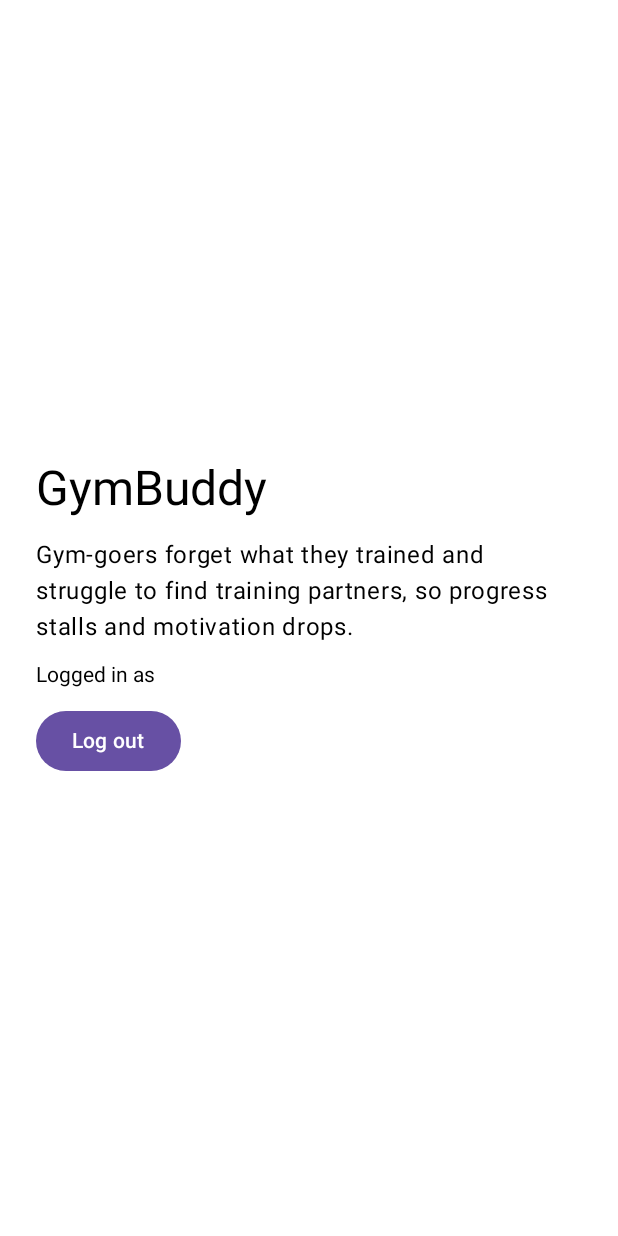
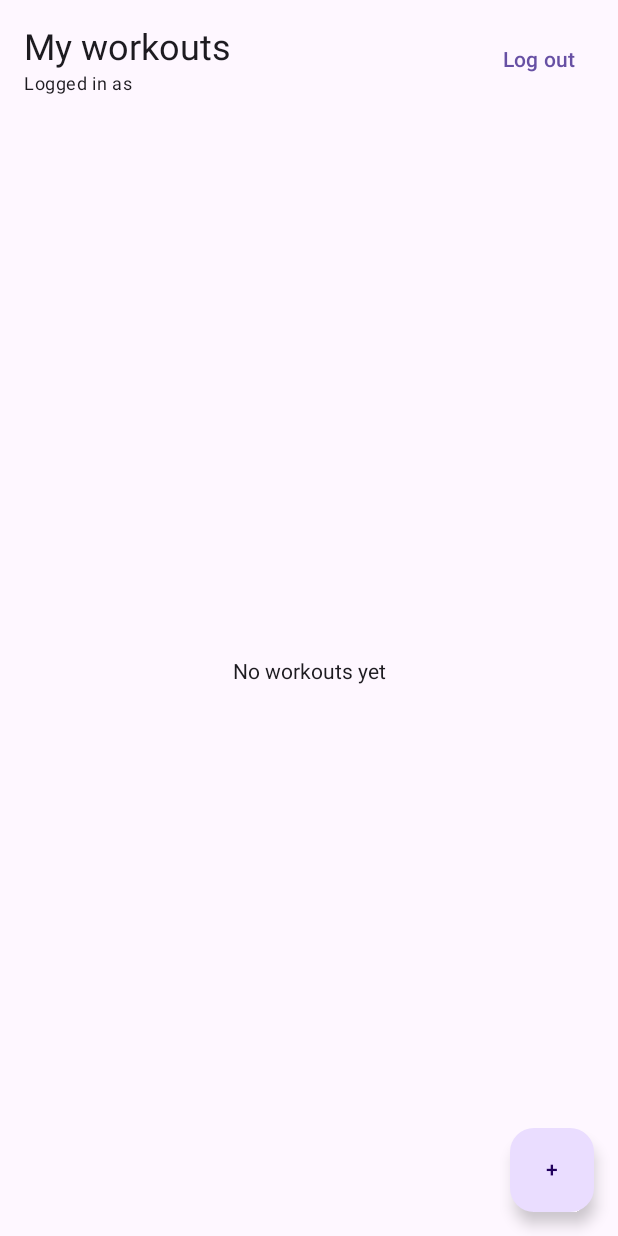
Before and after one commit to Ozodiy/gymbuddy-app, an Android app built with Jetpack Compose: the composable AppNavHost shown on its own in the app's theme, on a phone screen of 412 x 824 dp. Run offline under Robolectric (Android 15) with nearby library versions, the phone set to English and light mode, and no system bars; our stand-ins replace Firebase (no records; nobody signed in at launch, a user with empty details on screens opened directly).

Commit message:
feat(ui): live workout list, create/edit form and delete with confirmation (R5-R7)
- List replaces the temporary home screen: only my workouts, live updates, loading and error
  states, Add and Log out actions, tap opens the form
- One form route for create and edit; type picked from the backend list; validation with field
  errors; Save disabled while saving; invalid input never reaches the repository
- Delete from the list with a confirmation dialog that names the workout and a snackbar after
- Navigation: workouts and edit?id={id} routes, safer auth-state redirect

Co-Authored-By: Claude Sonnet 5.5 <noreply@anthropic.com>

```diff
--- a/app/src/main/java/com/ozodbek/gymbuddy/ui/home/HomeScreen.kt
+++ /dev/null
@@ -1,31 +0,0 @@
-package com.ozodbek.gymbuddy.ui.home
-
-import androidx.compose.foundation.layout.Arrangement
-import androidx.compose.foundation.layout.Column
-import androidx.compose.foundation.layout.fillMaxSize
-import androidx.compose.foundation.layout.padding
-import androidx.compose.material3.Button
-import androidx.compose.material3.MaterialTheme
-import androidx.compose.material3.Text
-import androidx.compose.runtime.Composable
-import androidx.compose.ui.Alignment
-import androidx.compose.ui.Modifier
-import androidx.compose.ui.unit.dp
-
-/** Temporary home screen. In Lab 2 it becomes the workout list. */
-@Composable
-fun HomeScreen(email: String?, onLogout: () -> Unit) {
-    Column(
-        modifier = Modifier.fillMaxSize().padding(24.dp),
-        verticalArrangement = Arrangement.spacedBy(12.dp, Alignment.CenterVertically)
-    ) {
-        Text("GymBuddy", style = MaterialTheme.typography.headlineLarge)
-        Text(
-            "Gym-goers forget what they trained and struggle to find training partners, " +
-                "so progress stalls and motivation drops.",
-            style = MaterialTheme.typography.bodyLarge
-        )
-        Text("Logged in as ${email ?: "unknown"}")
-        Button(onClick = onLogout) { Text("Log out") }
-    }
-}
--- a/app/src/main/java/com/ozodbek/gymbuddy/ui/navigation/AppNavHost.kt
+++ b/app/src/main/java/com/ozodbek/gymbuddy/ui/navigation/AppNavHost.kt
@@ -7,19 +7,27 @@ import androidx.compose.runtime.getValue
 import androidx.compose.runtime.remember
 import androidx.lifecycle.viewmodel.compose.viewModel
 import androidx.navigation.NavController
+import androidx.navigation.NavType
 import androidx.navigation.compose.NavHost
 import androidx.navigation.compose.composable
 import androidx.navigation.compose.rememberNavController
+import androidx.navigation.navArgument
 import com.ozodbek.gymbuddy.AppContainer
 import com.ozodbek.gymbuddy.ui.auth.AuthViewModel
 import com.ozodbek.gymbuddy.ui.auth.LoginScreen
 import com.ozodbek.gymbuddy.ui.auth.RegisterScreen
-import com.ozodbek.gymbuddy.ui.home.HomeScreen
+import com.ozodbek.gymbuddy.ui.workouts.WorkoutEditScreen
+import com.ozodbek.gymbuddy.ui.workouts.WorkoutEditViewModel
+import com.ozodbek.gymbuddy.ui.workouts.WorkoutListScreen
+import com.ozodbek.gymbuddy.ui.workouts.WorkoutListViewModel
 
 object Routes {
     const val LOGIN = "login"
     const val REGISTER = "register"
-    const val HOME = "home"
+    const val WORKOUTS = "workouts"
+    const val EDIT = "edit?id={id}" // no id = create, with id = edit
+
+    fun edit(id: String? = null) = if (id == null) "edit" else "edit?id=$id"
 }
 
 @Composable
@@ -28,17 +36,16 @@ fun AppNavHost(container: AppContainer) {
     val navController = rememberNavController()
     val isLoggedIn by authViewModel.isLoggedIn.collectAsState()
     // Auto-login: decided once, from the state at app start.
-    val startDestination = remember { if (isLoggedIn) Routes.HOME else Routes.LOGIN }
+    val startDestination = remember { if (isLoggedIn) Routes.WORKOUTS else Routes.LOGIN }
 
     // Navigation reacts to auth state, and clears the back stack on every switch.
     LaunchedEffect(isLoggedIn) {
-        val target = if (isLoggedIn) Routes.HOME else Routes.LOGIN
-        val current = navController.currentDestination?.route
-        val onAuthFlow = current == Routes.LOGIN || current == Routes.REGISTER
-        val alreadyThere = if (isLoggedIn) current == Routes.HOME else onAuthFlow
-        if (!alreadyThere) {
+        val current = navController.currentDestination?.route ?: return@LaunchedEffect
+        val onAuthScreen = current == Routes.LOGIN || current == Routes.REGISTER
+        // Logged in while on an auth screen, or logged out while inside the app.
+        if (isLoggedIn == onAuthScreen) {
             authViewModel.resetForm()
-            navController.clearAndGo(target)
+            navController.clearAndGo(if (isLoggedIn) Routes.WORKOUTS else Routes.LOGIN)
         }
     }
 
@@ -55,8 +62,29 @@ fun AppNavHost(container: AppContainer) {
                 navController.popBackStack()
             })
         }
-        composable(Routes.HOME) {
-            HomeScreen(email = authViewModel.currentEmail, onLogout = authViewModel::logout)
+        composable(Routes.WORKOUTS) {
+            val viewModel: WorkoutListViewModel = viewModel { WorkoutListViewModel(container.workoutRepository) }
+            WorkoutListScreen(
+                viewModel = viewModel,
+                userEmail = authViewModel.currentEmail,
+                onAdd = { navController.navigate(Routes.edit()) },
+                onOpen = { id -> navController.navigate(Routes.edit(id)) },
+                onLogout = authViewModel::logout
+            )
+        }
+        composable(
+            route = Routes.EDIT,
+            arguments = listOf(navArgument("id") {
+                type = NavType.StringType
+                nullable = true
+                defaultValue = null
+            })
+        ) { entry ->
+            val id = entry.arguments?.getString("id") // null = create
+            val viewModel: WorkoutEditViewModel = viewModel {
+                WorkoutEditViewModel(container.workoutRepository, id)
+            }
+            WorkoutEditScreen(viewModel, onDone = { navController.popBackStack() })
         }
     }
 }
--- /dev/null
+++ b/app/src/main/java/com/ozodbek/gymbuddy/ui/workouts/WorkoutListScreen.kt
@@ -0,0 +1,142 @@
+package com.ozodbek.gymbuddy.ui.workouts
+
+import androidx.compose.foundation.clickable
+import androidx.compose.foundation.layout.Arrangement
+import androidx.compose.foundation.layout.Box
+import androidx.compose.foundation.layout.Column
+import androidx.compose.foundation.layout.Row
+import androidx.compose.foundation.layout.fillMaxSize
+import androidx.compose.foundation.layout.fillMaxWidth
+import androidx.compose.foundation.layout.padding
+import androidx.compose.foundation.lazy.LazyColumn
+import androidx.compose.foundation.lazy.items
+import androidx.compose.material3.AlertDialog
+import androidx.compose.material3.Button
+import androidx.compose.material3.Card
+import androidx.compose.material3.CircularProgressIndicator
+import androidx.compose.material3.FloatingActionButton
+import androidx.compose.material3.MaterialTheme
+import androidx.compose.material3.Scaffold
+import androidx.compose.material3.SnackbarHost
+import androidx.compose.material3.SnackbarHostState
+import androidx.compose.material3.Text
+import androidx.compose.material3.TextButton
+import androidx.compose.runtime.Composable
+import androidx.compose.runtime.LaunchedEffect
+import androidx.compose.runtime.collectAsState
+import androidx.compose.runtime.getValue
+import androidx.compose.runtime.mutableStateOf
+import androidx.compose.runtime.remember
+import androidx.compose.runtime.setValue
+import androidx.compose.ui.Alignment
+import androidx.compose.ui.Modifier
+import androidx.compose.ui.unit.dp
+import com.ozodbek.gymbuddy.data.model.Workout
+import com.ozodbek.gymbuddy.domain.WorkoutValidator
+
+/** The list of the signed-in user's workouts. It only shows state and forwards user actions. */
+@Composable
+fun WorkoutListScreen(
+    viewModel: WorkoutListViewModel,
+    userEmail: String?,
+    onAdd: () -> Unit,
+    onOpen: (String) -> Unit,
+    onLogout: () -> Unit
+) {
+    val state by viewModel.uiState.collectAsState()
+    val snackbarHostState = remember { SnackbarHostState() }
+    var pendingDelete by remember { mutableStateOf<Workout?>(null) }
+
+    LaunchedEffect(state.message) {
+        state.message?.let {
+            snackbarHostState.showSnackbar(it)
+            viewModel.messageShown()
+        }
+    }
+
+    pendingDelete?.let { workout ->
+        AlertDialog(
+            onDismissRequest = { pendingDelete = null },
+            title = { Text("Delete workout?") },
+            text = { Text("“${workout.title}” will be deleted. This cannot be undone.") },
+            confirmButton = {
+                TextButton(onClick = {
+                    viewModel.delete(workout)
+                    pendingDelete = null
+                }) { Text("Delete") }
+            },
+            dismissButton = { TextButton(onClick = { pendingDelete = null }) { Text("Cancel") } }
+        )
+    }
+
+    Scaffold(
+        snackbarHost = { SnackbarHost(snackbarHostState) },
+        floatingActionButton = { FloatingActionButton(onClick = onAdd) { Text("+") } }
+    ) { padding ->
+        Column(modifier = Modifier.fillMaxSize().padding(padding).padding(horizontal = 16.dp)) {
+            Row(
+                modifier = Modifier.fillMaxWidth().padding(top = 16.dp),
+                verticalAlignment = Alignment.CenterVertically,
+                horizontalArrangement = Arrangement.SpaceBetween
+            ) {
+                Column(modifier = Modifier.weight(1f)) {
+                    Text("My workouts", style = MaterialTheme.typography.headlineSmall)
+                    if (userEmail != null) {
+                        Text("Logged in as $userEmail", style = MaterialTheme.typography.bodySmall)
+                    }
+                }
+                TextButton(onClick = onLogout) { Text("Log out") }
+            }
+
+            Box(modifier = Modifier.fillMaxSize().padding(top = 8.dp)) {
+                when {
+                    state.isLoading -> CircularProgressIndicator(modifier = Modifier.align(Alignment.Center))
+
+                    state.error != null -> Column(
+                        modifier = Modifier.align(Alignment.Center),
+                        horizontalAlignment = Alignment.CenterHorizontally,
+                        verticalArrangement = Arrangement.spacedBy(8.dp)
+                    ) {
+                        Text(state.error.orEmpty(), color = MaterialTheme.colorScheme.error)
+                        Button(onClick = viewModel::retry) { Text("Try again") }
+                    }
+
+                    state.workouts.isEmpty() -> Text("No workouts yet", modifier = Modifier.align(Alignment.Center))
+
+                    else -> LazyColumn(verticalArrangement = Arrangement.spacedBy(8.dp)) {
+                        items(state.workouts, key = { it.id }) { workout ->
+                            WorkoutRow(
+                                workout = workout,
+                                onOpen = { onOpen(workout.id) },
+                                onDelete = { pendingDelete = workout }
+                            )
+                        }
+                    }
+                }
+            }
+        }
+    }
+}
+
+@Composable
+private fun WorkoutRow(workout: Workout, onOpen: () -> Unit, onDelete: () -> Unit) {
+    val start = workout.startAt
+    val end = workout.endAt
+    val minutes = if (start != null && end != null) WorkoutValidator.durationMinutes(start, end) else 0L
+
+    Card(modifier = Modifier.fillMaxWidth().clickable(onClick = onOpen)) {
+        Row(
+            modifier = Modifier.fillMaxWidth().padding(start = 16.dp, top = 8.dp, bottom = 8.dp, end = 4.dp),
+            verticalAlignment = Alignment.CenterVertically
+        ) {
+            Column(modifier = Modifier.weight(1f)) {
+                Text(workout.title, style = MaterialTheme.typography.titleMedium)
+                Text("${workout.typeName} · $minutes min", style = MaterialTheme.typography.bodyMedium)
+                if (start != null) {
+                    Text(WorkoutValidator.formatDateTime(start), style = MaterialTheme.typography.bodySmall)
+                }
+            }
+            TextButton(onClick = onDelete) { Text("Delete") }
+        }
+    }
+}
--- /dev/null
+++ b/app/src/main/java/com/ozodbek/gymbuddy/ui/workouts/WorkoutListViewModel.kt
@@ -0,0 +1,79 @@
+package com.ozodbek.gymbuddy.ui.workouts
+
+import androidx.lifecycle.ViewModel
+import androidx.lifecycle.viewModelScope
+import com.ozodbek.gymbuddy.data.AppException
+import com.ozodbek.gymbuddy.data.WorkoutRepository
+import com.ozodbek.gymbuddy.data.model.Workout
+import kotlinx.coroutines.Job
+import kotlinx.coroutines.flow.MutableStateFlow
+import kotlinx.coroutines.flow.StateFlow
+import kotlinx.coroutines.flow.asStateFlow
+import kotlinx.coroutines.flow.catch
+import kotlinx.coroutines.flow.update
+import kotlinx.coroutines.launch
+
+data class WorkoutListUiState(
+    val isLoading: Boolean = true,
+    val workouts: List<Workout> = emptyList(),
+    val error: String? = null,
+    /** One-time text for the snackbar (for example after a delete). */
+    val message: String? = null
+)
+
+class WorkoutListViewModel(private val repository: WorkoutRepository) : ViewModel() {
+
+    private val _uiState = MutableStateFlow(WorkoutListUiState())
+    val uiState: StateFlow<WorkoutListUiState> = _uiState.asStateFlow()
+
+    private var observeJob: Job? = null
+
+    init {
+        startObserving()
+    }
+
+    fun retry() = startObserving()
+
+    /**
+     * Collects the live query. The job lives in viewModelScope, so the live-query listener is
+     * removed (awaitClose in the repository) when this screen is gone, for example after logout.
+     */
+    private fun startObserving() {
+        observeJob?.cancel()
+        _uiState.update { it.copy(isLoading = true, error = null) }
+        observeJob = viewModelScope.launch {
+            repository.observeMyWorkouts()
+                .catch { e ->
+                    _uiState.update {
+                        it.copy(
+                            isLoading = false,
+                            error = (e as? AppException)?.message ?: "Could not load your workouts"
+                        )
+                    }
+                }
+                .collect { list ->
+                    _uiState.update {
+                        // Sorting happens here, not in the query, so no composite index is needed.
+                        it.copy(
+                            isLoading = false,
+                            error = null,
+                            workouts = list.sortedByDescending { w -> w.startAt?.time ?: 0L }
+                        )
+                    }
+                }
+        }
+    }
+
+    fun delete(workout: Workout) {
+        viewModelScope.launch {
+            repository.deleteWorkout(workout.id).fold(
+                onSuccess = { _uiState.update { it.copy(message = "Deleted “${workout.title}”") } },
+                onFailure = { e ->
+                    _uiState.update { it.copy(message = e.message ?: "Could not delete the workout") }
+                }
+            )
+        }
+    }
+
+    fun messageShown() = _uiState.update { it.copy(message = null) }
+}
```
Also changed, not shown: app/src/main/java/com/ozodbek/gymbuddy/ui/workouts/WorkoutEditScreen.kt (added, +155 -0 lines), app/src/main/java/com/ozodbek/gymbuddy/ui/workouts/WorkoutEditViewModel.kt (added, +144 -0 lines).
